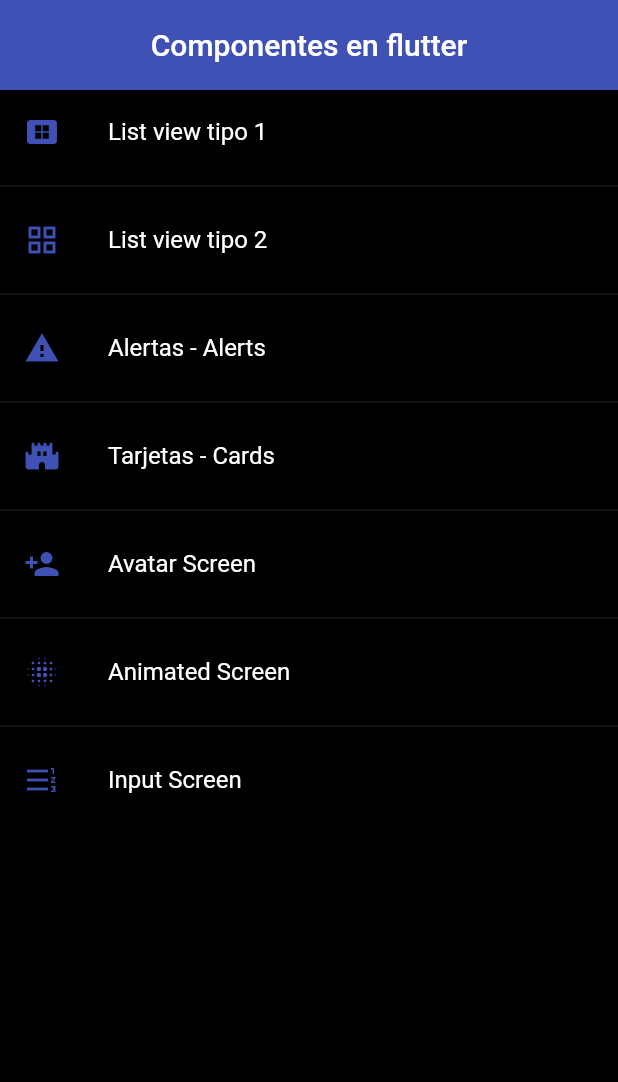
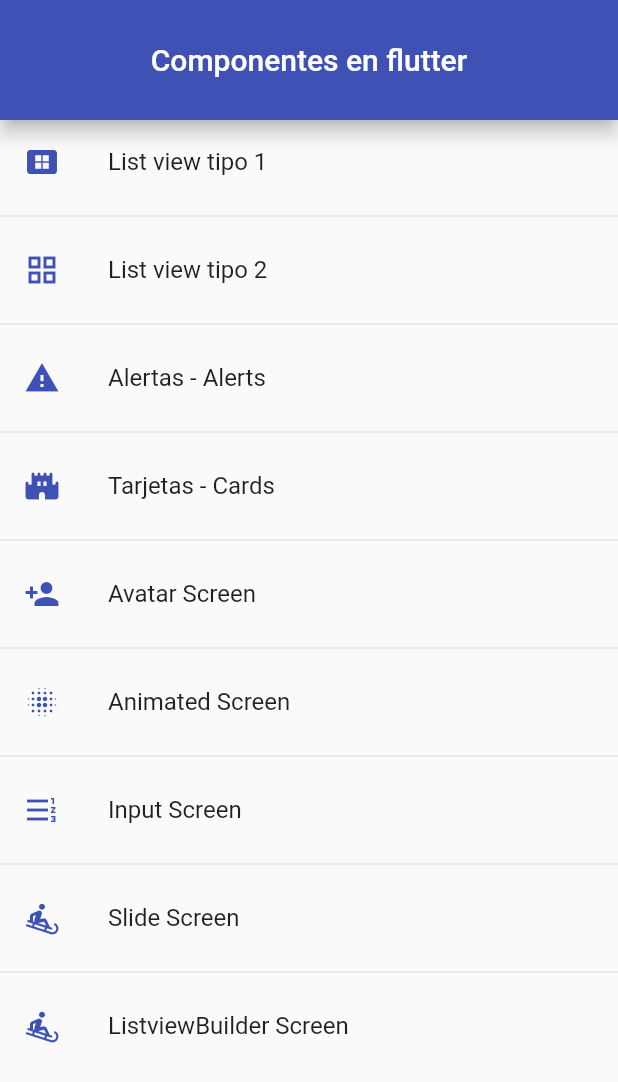
Before and after one commit to jorshua1/fl_components, a Flutter app: the screen it shows after launch, on a phone screen of 412 x 824 dp. Shown: the top 1082 px of the screen. Run offline on Flutter 3.47's test engine with Material 2 defaults, Android fonts, the phone set to English and light mode, and no system bars.

Commit message:
añadidas rutas y carpetas de pantallas

```diff
--- a/lib/main.dart
+++ b/lib/main.dart
@@ -15,7 +15,7 @@ class MyApp extends StatelessWidget {
       initialRoute: AppRoutes.initialRoute,
       routes: AppRoutes.getAppRoutes(),
       onGenerateRoute: (settings) => AppRoutes.onGenerateRoute(settings),
-      theme: AppTheme.darkTheme,
+      theme: AppTheme.lightTheme,
     );
   }
 }
--- a/lib/router/app_routes.dart
+++ b/lib/router/app_routes.dart
@@ -45,7 +45,17 @@ class AppRoutes {
         route: 'input',
         name: 'Input Screen',
         widget: const InputScreen(),
-        icon: Icons.format_list_numbered_rtl)
+        icon: Icons.format_list_numbered_rtl),
+    MenuOption(
+        route: 'slide',
+        name: 'Slide Screen',
+        widget: const SliderScreen(),
+        icon: Icons.sledding_rounded),
+    MenuOption(
+        route: 'listviewbuilder',
+        name: 'ListviewBuilder Screen',
+        widget: const ListViewBuilderScreen(),
+        icon: Icons.sledding_rounded)
   ];
 
   // Regresa un metodo que devolvera un mapa y esta apunta a una funcion que recibe un buildcontext
--- a/lib/screens/screens.dart
+++ b/lib/screens/screens.dart
@@ -7,3 +7,5 @@ export 'package:fl_components/screens/listview2_screen.dart';
 export 'package:fl_components/screens/listview3_screen.dart';
 export 'package:fl_components/screens/animated_screen.dart';
 export 'package:fl_components/screens/inputs_screen.dart';
+export 'package:fl_components/screens/slide_screen.dart';
+export 'package:fl_components/screens/listview_builder_screen.dart';
```
Also changed, not shown: lib/screens/listview_builder_screen.dart (added, +14 -0 lines), lib/screens/slide_screen.dart (added, +84 -0 lines), lib/widgets/custom_card_type_1.dart (+6 -1 lines).
